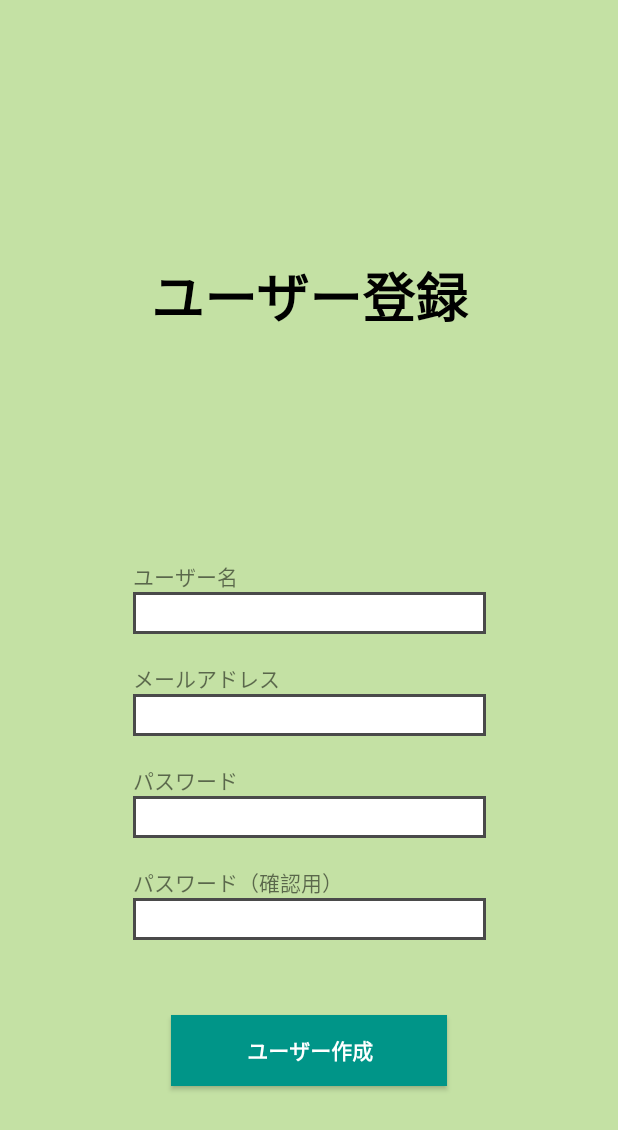
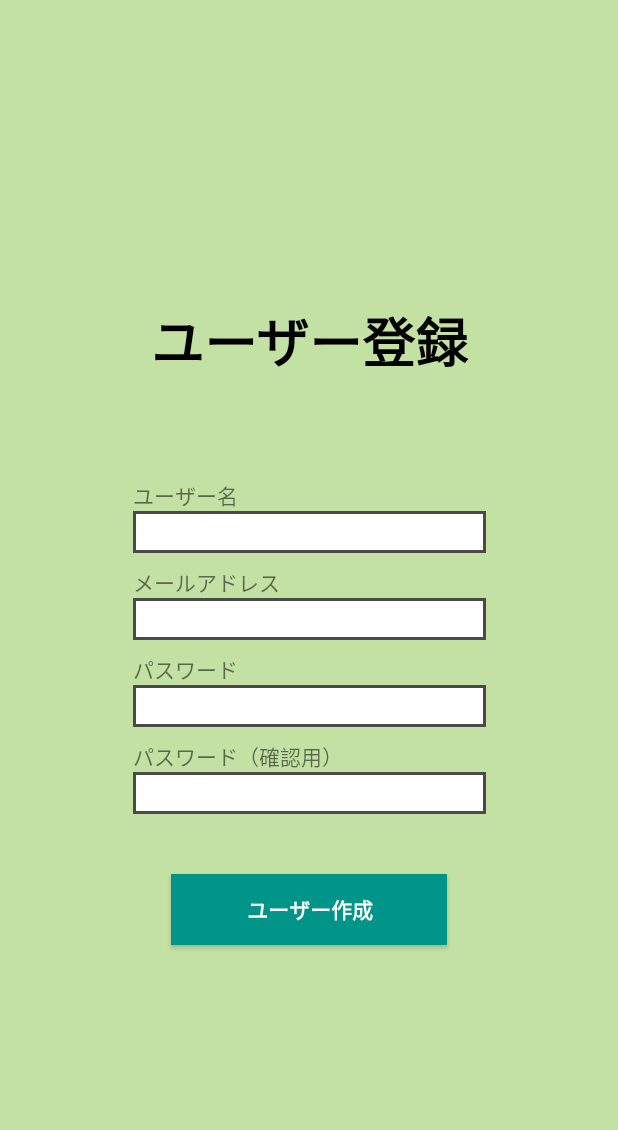
Before and after one commit to Hiroki-Itou/Chat_Application, an Android app: the SigninActivity screen opened directly, with no data from a screen before it, on a phone screen of 412 x 824 dp. Shown: the top 1130 px of the screen. Run offline under Robolectric (Android 15) with nearby library versions, the phone set to English and light mode, and no system bars.

Commit message:
デザインの変更

```diff
--- a/app/src/main/res/layout/activity_signin.xml
+++ b/app/src/main/res/layout/activity_signin.xml
@@ -20,7 +20,8 @@
         app:layout_constraintBottom_toTopOf="@+id/username_editText"
         app:layout_constraintEnd_toEndOf="parent"
         app:layout_constraintStart_toStartOf="parent"
-        app:layout_constraintTop_toTopOf="parent" />
+        app:layout_constraintTop_toTopOf="parent"
+        app:layout_constraintVertical_bias="0.7" />
 
     <TextView
         android:id="@+id/mail_text"
@@ -68,23 +69,27 @@
         android:id="@+id/signin_button"
         android:layout_width="184dp"
         android:layout_height="47dp"
-        android:layout_marginBottom="100dp"
         android:background="#009588"
         android:text="ユーザー作成"
         android:textColor="#ffff"
         android:textStyle="bold"
         app:layout_constraintBottom_toBottomOf="parent"
         app:layout_constraintEnd_toEndOf="parent"
-        app:layout_constraintStart_toStartOf="parent" />
+        app:layout_constraintStart_toStartOf="parent"
+        app:layout_constraintTop_toTopOf="parent"
+        app:layout_constraintVertical_bias="0.75" />
 
     <EditText
         android:id="@+id/username_editText"
         android:layout_width="235dp"
         android:layout_height="28dp"
-        android:layout_marginBottom="40dp"
+        android:layout_marginBottom="30dp"
         android:background="@drawable/view_frame"
         android:ems="10"
         android:inputType="textPersonName"
+        android:paddingLeft="5dp"
+        android:paddingTop="0.5dp"
+        android:paddingRight="5dp"
         app:layout_constraintBottom_toTopOf="@+id/mail_edittext"
         app:layout_constraintEnd_toEndOf="parent"
         app:layout_constraintStart_toStartOf="parent" />
@@ -93,7 +98,7 @@
         android:id="@+id/mail_edittext"
         android:layout_width="235dp"
         android:layout_height="28dp"
-        android:layout_marginBottom="40dp"
+        android:layout_marginBottom="30dp"
         android:background="@drawable/view_frame"
         android:ems="10"
         android:inputType="textEmailAddress"
@@ -108,10 +113,10 @@
         android:id="@+id/password_edittext"
         android:layout_width="235dp"
         android:layout_height="28dp"
-        android:layout_marginBottom="40dp"
+        android:layout_marginBottom="30dp"
         android:background="@drawable/view_frame"
         android:ems="10"
-        android:inputType="numberPassword"
+        android:inputType="textPassword"
         android:paddingLeft="5dp"
         android:paddingTop="0.5dp"
         android:paddingRight="5dp"
@@ -123,10 +128,10 @@
         android:id="@+id/confirmation_pass_edittext"
         android:layout_width="235dp"
         android:layout_height="28dp"
-        android:layout_marginBottom="50dp"
+        android:layout_marginBottom="40dp"
         android:background="@drawable/view_frame"
         android:ems="10"
-        android:inputType="numberPassword"
+        android:inputType="textPassword"
         android:paddingLeft="5dp"
         android:paddingTop="0.5dp"
         android:paddingRight="5dp"
```
Also changed, not shown: app/src/main/res/layout/activity_login.xml (+12 -10 lines).
